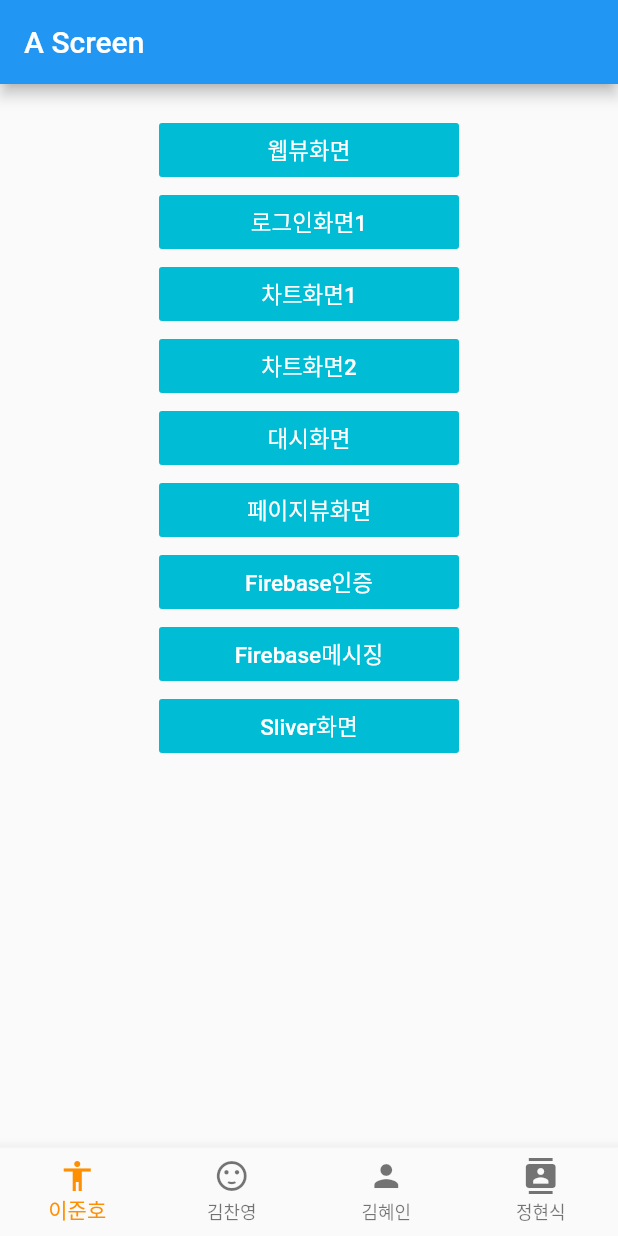
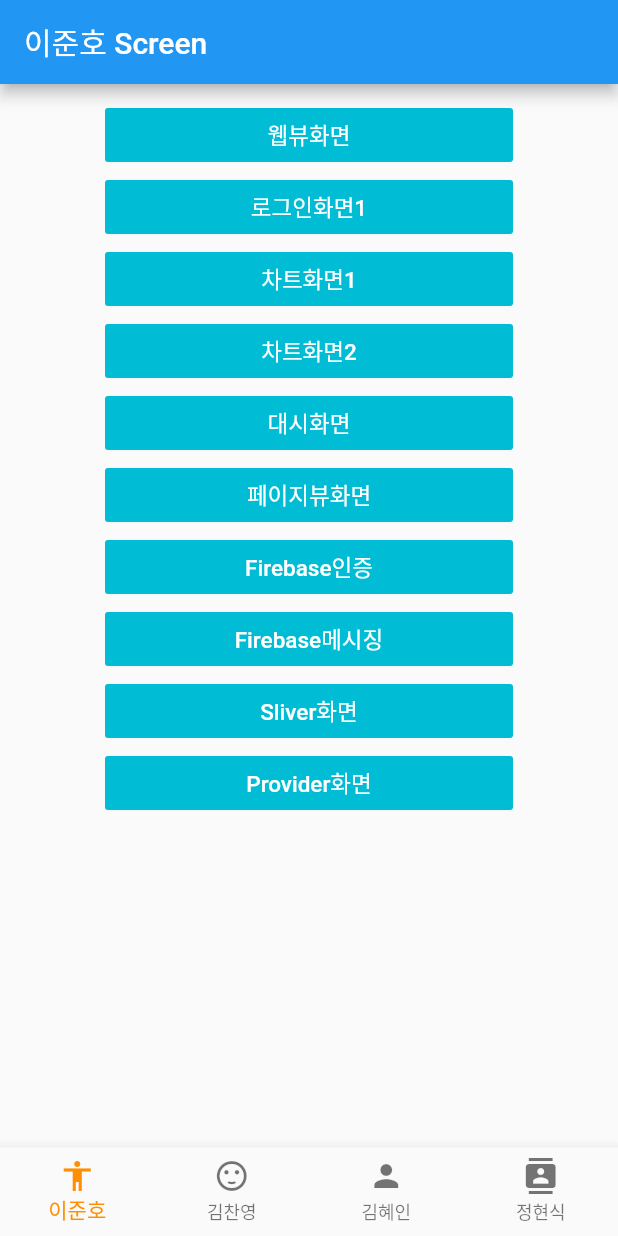
Before and after one commit to Kimsangwon0509/flutter-study, a Flutter app: the screen it shows after launch, on a phone screen of 412 x 824 dp. Run offline on Flutter 3.47's test engine with Material 2 defaults, Android fonts, the phone set to English and light mode, and no system bars; our stand-ins replace camera, charts_flutter, firebase_auth, firebase_crashlytics, firebase_messaging, fluttertoast and 5 more; missing offline and left inert: apple_sign_in; accounts and stored records are empty.

Commit message:
Provider 샘플 추가

```diff
--- a/lib/screens/a_scree.dart
+++ b/lib/screens/a_scree.dart
@@ -3,6 +3,7 @@ import 'package:flutter_study/screens/a/chart_screen1.dart';
 import 'package:flutter_study/screens/a/firebase_auth_screen.dart';
 import 'package:flutter_study/screens/a/firebase_message_screen.dart';
 import 'package:flutter_study/screens/a/pageview_screen1.dart';
+import 'package:flutter_study/screens/a/provider_screen.dart';
 import 'package:flutter_study/screens/a/sliver_screen.dart';
 import 'package:flutter_study/screens/a/webview_screen.dart';
 
@@ -17,16 +18,13 @@ class AScreen extends StatelessWidget {
   Widget build(BuildContext context) {
     return Scaffold(
       appBar: AppBar(
-        title: Text('A Screen'),
+        title: Text('이준호 Screen'),
       ),
       body: SafeArea(
-        child: Container(
-          child: Center(
-            child: Column(
+        child: Padding(
+          padding: EdgeInsets.symmetric(vertical: 10, horizontal: 70),
+          child: ListView(
             children: <Widget>[
-                SizedBox(
-                  height: 20.0,
-                ),
               Container(
                 width: 200.0,
                 child: FlatButton(
@@ -207,8 +205,27 @@ class AScreen extends StatelessWidget {
                   ),
                 ),
               ),
+              Container(
+                width: 200.0,
+                child: FlatButton(
+                  color: Colors.cyan,
+                  onPressed: () {
+                    Navigator.push(
+                      context,
+                      MaterialPageRoute(
+                        builder: (context) {
+                          return ProviderScreen();
+                        },
+                      ),
+                    );
+                  },
+                  child: Text(
+                    'Provider화면',
+                    style: TextStyle(color: Colors.white),
+                  ),
+                ),
+              ),
             ],
-            ),
           ),
         ),
       ),
--- a/pubspec.yaml
+++ b/pubspec.yaml
@@ -33,6 +33,7 @@ dependencies:
   path: ^1.6.4
   image_picker: ^0.6.3+4
   firebase_messaging: ^6.0.9
+  provider: ^4.0.4
 
 dev_dependencies:
   flutter_test:
```
Also changed, not shown: lib/main.dart (+8 -1 lines), lib/screens/a/firebase_message_screen.dart (+8 -0 lines), lib/screens/a/provider_screen.dart (added, +61 -0 lines), lib/session_item.dart (added, +26 -0 lines), pubspec.lock. Lines whose indentation alone changed are shown as unchanged.
